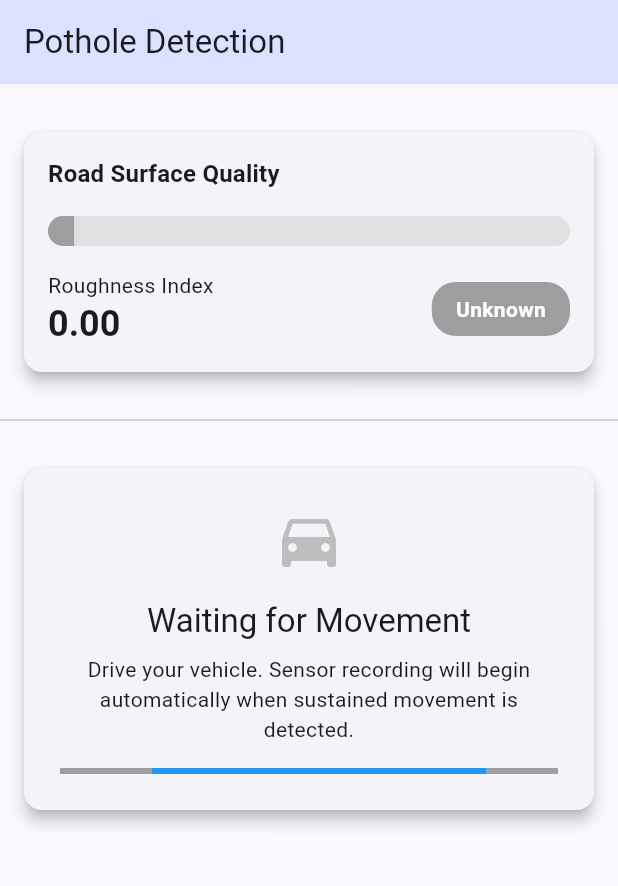
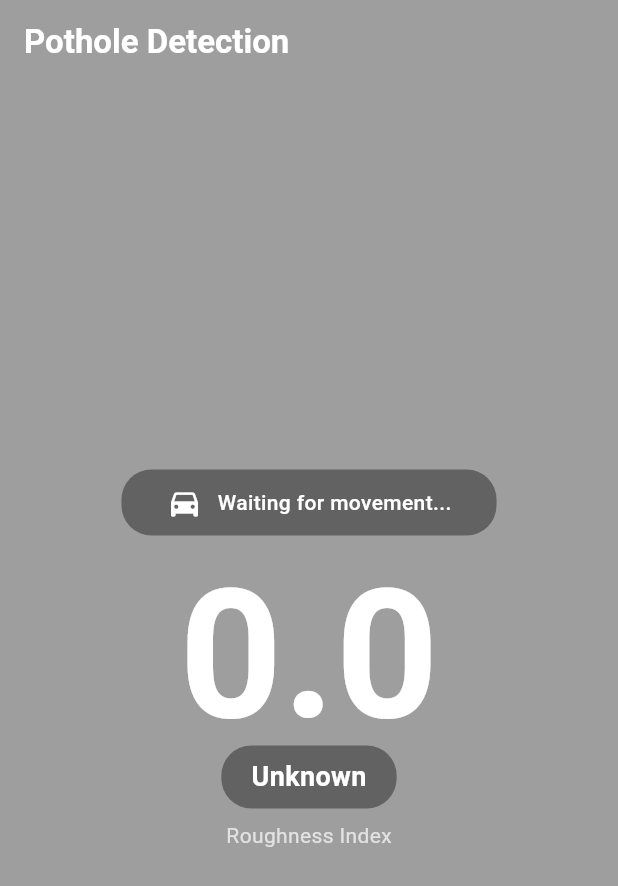
Before and after one commit to matejrupnik/breakpoint, a Flutter app: the screen it shows after launch, on a phone screen of 412 x 824 dp. Shown: the top 886 px of the screen. Run offline on Flutter 3.47's test engine with Material 3 defaults, Android fonts, the phone set to English and light mode, and no system bars; our stand-ins replace geolocator, sensors_plus.

Commit message:
feat: air tag design

```diff
--- a/breakpoint_mobile/lib/main.dart
+++ b/breakpoint_mobile/lib/main.dart
@@ -19,6 +19,7 @@ class MyApp extends StatelessWidget {
   Widget build(BuildContext context) {
     return MaterialApp(
       title: 'Pothole Detection',
+      debugShowCheckedModeBanner: false,
       theme: ThemeData(
         useMaterial3: true,
         colorSchemeSeed: const Color(0x9f4376f8),
--- a/breakpoint_mobile/lib/screens/home_screen.dart
+++ b/breakpoint_mobile/lib/screens/home_screen.dart
@@ -3,9 +3,7 @@ import 'package:provider/provider.dart';
 import '../providers/accelerometer_provider.dart';
 import '../providers/road_surface_provider.dart';
 import '../services/sensor_service.dart';
-import '../widgets/accelerometer_chart.dart';
 import '../widgets/pothole_detection_banner.dart';
-import '../widgets/road_surface_indicator.dart';
 
 class HomeScreen extends StatelessWidget {
   final String title;
@@ -37,55 +35,149 @@ class HomeScreen extends StatelessWidget {
                   previous ?? RoadSurfaceProvider(sensorService),
         ),
       ],
-      child: Scaffold(
+      child: Consumer2<RoadSurfaceProvider, AccelerometerProvider>(
+        builder: (context, roadProvider, accelProvider, child) {
+          // Get background color based on road quality
+          Color backgroundColor = _getSurfaceQualityColor(
+            roadProvider.surfaceQuality,
+          );
+          bool isMoving = roadProvider.isMoving;
+
+          return Scaffold(
             appBar: AppBar(
-          title: Text(title),
-          backgroundColor: Theme.of(context).colorScheme.primaryContainer,
+              title: Text(
+                title,
+                style: const TextStyle(
+                  color: Colors.white,
+                  fontWeight: FontWeight.bold,
                 ),
+              ),
+              backgroundColor: backgroundColor.withOpacity(0.8),
+              elevation: 0,
+            ),
+            backgroundColor: backgroundColor,
             body: Stack(
               children: [
-            SingleChildScrollView(
+                // Main content
+                Center(
                   child: Column(
                     mainAxisAlignment: MainAxisAlignment.center,
                     children: [
-                  const SizedBox(height: 16),
+                      // Movement status indicator
+                      AnimatedOpacity(
+                        opacity: isMoving ? 0.0 : 1.0,
+                        duration: const Duration(milliseconds: 500),
+                        child:
+                            !isMoving
+                                ? Container(
+                                  margin: const EdgeInsets.only(bottom: 20),
+                                  padding: const EdgeInsets.symmetric(
+                                    horizontal: 30,
+                                    vertical: 10,
+                                  ),
+                                  decoration: BoxDecoration(
+                                    color: Colors.black38,
+                                    borderRadius: BorderRadius.circular(20),
+                                  ),
+                                  child: Row(
+                                    mainAxisSize: MainAxisSize.min,
+                                    children: [
+                                      const Icon(
+                                        Icons.directions_car,
+                                        color: Colors.white,
+                                      ),
+                                      const SizedBox(width: 10),
+                                      const Text(
+                                        'Waiting for movement...',
+                                        style: TextStyle(
+                                          color: Colors.white,
+                                          fontWeight: FontWeight.w500,
+                                        ),
+                                      ),
+                                    ],
+                                  ),
+                                )
+                                : const SizedBox(),
+                      ),
 
-                  // Road surface indicator at the top
-                  const RoadSurfaceIndicator(),
+                      // Large roughness index display
+                      Text(
+                        roadProvider.roughnessIndex.toStringAsFixed(1),
+                        style: const TextStyle(
+                          color: Colors.white,
+                          fontSize: 120,
+                          fontWeight: FontWeight.bold,
+                          height: 1.0,
+                        ),
+                      ),
+
+                      // Surface quality label
+                      Container(
+                        padding: const EdgeInsets.symmetric(
+                          horizontal: 20,
+                          vertical: 8,
+                        ),
+                        decoration: BoxDecoration(
+                          color: Colors.black38,
+                          borderRadius: BorderRadius.circular(20),
+                        ),
+                        child: Text(
+                          roadProvider.surfaceQuality,
+                          style: const TextStyle(
+                            color: Colors.white,
+                            fontWeight: FontWeight.bold,
+                            fontSize: 18,
+                          ),
+                        ),
+                      ),
 
                       const SizedBox(height: 8),
-                  const Divider(),
-                  const SizedBox(height: 8),
-                  const AccelerometerChart(),
+
+                      // Label for roughness index
+                      const Text(
+                        'Roughness Index',
+                        style: TextStyle(color: Colors.white70, fontSize: 14),
+                      ),
                     ],
                   ),
                 ),
-            // Pothole detection banner that shows when a pothole is detected
+
+                // Pothole detection banner
                 Positioned(
                   bottom: 16,
                   left: 16,
                   right: 16,
-              child: Consumer<AccelerometerProvider>(
-                builder: (context, provider, child) {
-                  // Only show the banner when a pothole is detected
-                  if (!provider.potholeDetected) {
-                    return const SizedBox.shrink(); // Return empty widget when no pothole detected
-                  }
-
-                  // Show the banner with an animation
-                  return AnimatedOpacity(
-                    opacity: provider.potholeDetected ? 1.0 : 0.0,
+                  child: AnimatedOpacity(
+                    opacity: accelProvider.potholeDetected ? 1.0 : 0.0,
                     duration: const Duration(milliseconds: 500),
-                    child: PotholeDetectionBanner(
-                      detectionTime: provider.lastPotholeTime,
+                    child:
+                        accelProvider.potholeDetected
+                            ? PotholeDetectionBanner(
+                              detectionTime: accelProvider.lastPotholeTime,
+                            )
+                            : const SizedBox.shrink(),
+                  ),
+                ),
+              ],
             ),
           );
         },
       ),
-            ),
-          ],
-        ),
-      ),
     );
   }
+
+  Color _getSurfaceQualityColor(String quality) {
+    switch (quality) {
+      case 'Smooth':
+        return Colors.green;
+      case 'Moderate':
+        return Colors.yellow.shade700;
+      case 'Rough':
+        return Colors.orange;
+      case 'Very Rough':
+        return Colors.red;
+      default:
+        return Colors.grey;
     }
+  }
+}
```
Also changed, not shown: breakpoint_mobile/lib/widgets/accelerometer_chart.dart (+4 -8 lines). Lines whose indentation alone changed are shown as unchanged.
